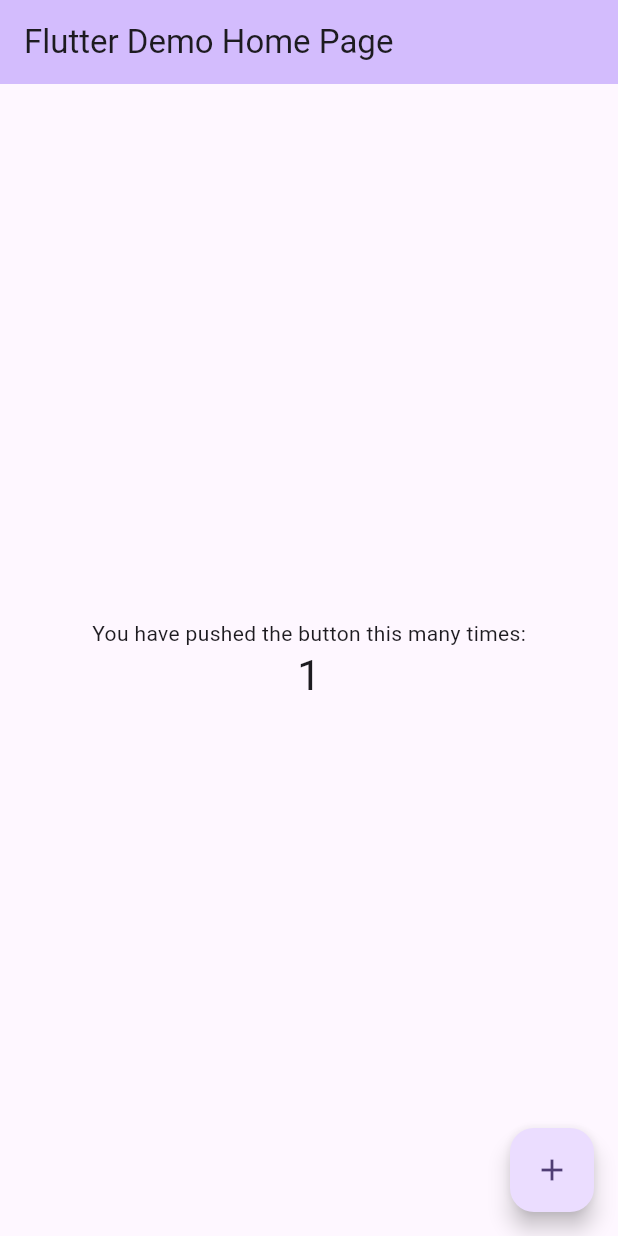
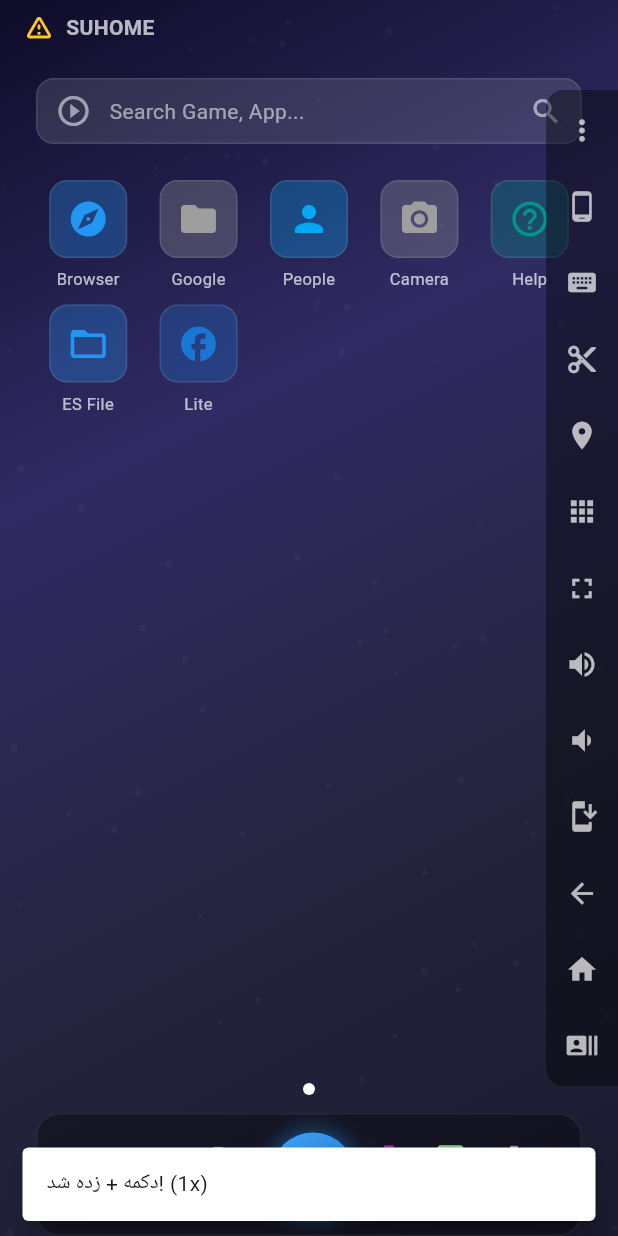
Before and after one commit to mosafarazaraaliporian/suhome, a Flutter app: the screen it shows after launch, after a tap on the "add" icon, on a phone screen of 412 x 824 dp. Run offline on Flutter 3.47's test engine with Material 3 defaults, Android fonts, the phone set to English and light mode, and no system bars.

Commit message:
Add NoxPlayer-style UI with cosmic theme and + button
Co-authored-by: Cursor <cursoragent@cursor.com>

```diff
--- a/lib/main.dart
+++ b/lib/main.dart
@@ -1,122 +1,411 @@
 import 'package:flutter/material.dart';
 
 void main() {
-  runApp(const MyApp());
+  runApp(const SuhomeApp());
 }
 
-class MyApp extends StatelessWidget {
-  const MyApp({super.key});
+class SuhomeApp extends StatelessWidget {
+  const SuhomeApp({super.key});
 
-  // This widget is the root of your application.
   @override
   Widget build(BuildContext context) {
     return MaterialApp(
-      title: 'Flutter Demo',
+      title: 'Suhome',
+      debugShowCheckedModeBanner: false,
       theme: ThemeData(
-        // This is the theme of your application.
-        //
-        // TRY THIS: Try running your application with "flutter run". You'll see
-        // the application has a purple toolbar. Then, without quitting the app,
-        // try changing the seedColor in the colorScheme below to Colors.green
-        // and then invoke "hot reload" (save your changes or press the "hot
-        // reload" button in a Flutter-supported IDE, or press "r" if you used
-        // the command line to start the app).
-        //
-        // Notice that the counter didn't reset back to zero; the application
-        // state is not lost during the reload. To reset the state, use hot
-        // restart instead.
-        //
-        // This works for code too, not just values: Most code changes can be
-        // tested with just a hot reload.
-        colorScheme: .fromSeed(seedColor: Colors.deepPurple),
+        brightness: Brightness.dark,
+        colorScheme: ColorScheme.dark(
+          primary: Colors.blue.shade400,
+          surface: const Color(0xFF1A1A2E),
+        ),
       ),
-      home: const MyHomePage(title: 'Flutter Demo Home Page'),
+      home: const NoxStyleHome(),
     );
   }
 }
 
-class MyHomePage extends StatefulWidget {
-  const MyHomePage({super.key, required this.title});
-
-  // This widget is the home page of your application. It is stateful, meaning
-  // that it has a State object (defined below) that contains fields that affect
-  // how it looks.
-
-  // This class is the configuration for the state. It holds the values (in this
-  // case the title) provided by the parent (in this case the App widget) and
-  // used by the build method of the State. Fields in a Widget subclass are
-  // always marked "final".
-
-  final String title;
+class NoxStyleHome extends StatefulWidget {
+  const NoxStyleHome({super.key});
 
   @override
-  State<MyHomePage> createState() => _MyHomePageState();
+  State<NoxStyleHome> createState() => _NoxStyleHomeState();
 }
 
-class _MyHomePageState extends State<MyHomePage> {
-  int _counter = 0;
+class _NoxStyleHomeState extends State<NoxStyleHome> {
+  int _addCount = 0;
 
-  void _incrementCounter() {
-    setState(() {
-      // This call to setState tells the Flutter framework that something has
-      // changed in this State, which causes it to rerun the build method below
-      // so that the display can reflect the updated values. If we changed
-      // _counter without calling setState(), then the build method would not be
-      // called again, and so nothing would appear to happen.
-      _counter++;
-    });
+  void _onAddPressed() {
+    setState(() => _addCount++);
+    ScaffoldMessenger.of(context).showSnackBar(
+      SnackBar(
+        content: Text('دکمه + زده شد! (${_addCount}x)'),
+        behavior: SnackBarBehavior.floating,
+      ),
+    );
   }
 
   @override
   Widget build(BuildContext context) {
-    // This method is rerun every time setState is called, for instance as done
-    // by the _incrementCounter method above.
-    //
-    // The Flutter framework has been optimized to make rerunning build methods
-    // fast, so that you can just rebuild anything that needs updating rather
-    // than having to individually change instances of widgets.
     return Scaffold(
-      appBar: AppBar(
-        // TRY THIS: Try changing the color here to a specific color (to
-        // Colors.amber, perhaps?) and trigger a hot reload to see the AppBar
-        // change color while the other colors stay the same.
-        backgroundColor: Theme.of(context).colorScheme.inversePrimary,
-        // Here we take the value from the MyHomePage object that was created by
-        // the App.build method, and use it to set our appbar title.
-        title: Text(widget.title),
+      body: Stack(
+        children: [
+          // Cosmic wallpaper gradient
+          Container(
+            decoration: const BoxDecoration(
+              gradient: LinearGradient(
+                begin: Alignment.topLeft,
+                end: Alignment.bottomRight,
+                colors: [
+                  Color(0xFF0F0C29),
+                  Color(0xFF302B63),
+                  Color(0xFF24243E),
+                  Color(0xFF1A1A2E),
+                ],
+              ),
+            ),
+          ),
+          // Subtle star-like overlay
+          CustomPaint(
+            painter: _CosmicPainter(),
+            size: Size.infinite,
+          ),
+          // Main content
+          SafeArea(
+            child: Column(
+              children: [
+                // Top bar
+                _buildTopBar(),
+                const SizedBox(height: 16),
+                // Search bar
+                _buildSearchBar(),
+                const SizedBox(height: 24),
+                // App grid
+                Expanded(child: _buildAppGrid()),
+                const SizedBox(height: 8),
+                // Page indicator
+                _buildPageIndicator(),
+                const SizedBox(height: 12),
+                // Bottom dock
+                _buildDock(),
+              ],
+            ),
+          ),
+          // Right toolbar
+          Positioned(
+            right: 0,
+            top: 0,
+            bottom: 0,
+            child: _buildRightToolbar(),
+          ),
+        ],
       ),
-      body: Center(
-        // Center is a layout widget. It takes a single child and positions it
-        // in the middle of the parent.
-        child: Column(
-          // Column is also a layout widget. It takes a list of children and
-          // arranges them vertically. By default, it sizes itself to fit its
-          // children horizontally, and tries to be as tall as its parent.
-          //
-          // Column has various properties to control how it sizes itself and
-          // how it positions its children. Here we use mainAxisAlignment to
-          // center the children vertically; the main axis here is the vertical
-          // axis because Columns are vertical (the cross axis would be
-          // horizontal).
-          //
-          // TRY THIS: Invoke "debug painting" (choose the "Toggle Debug Paint"
-          // action in the IDE, or press "p" in the console), to see the
-          // wireframe for each widget.
-          mainAxisAlignment: .center,
+    );
+  }
+
+  Widget _buildTopBar() {
+    return Padding(
+      padding: const EdgeInsets.symmetric(horizontal: 16, vertical: 8),
+      child: Row(
+        children: [
+          Icon(Icons.warning_amber_rounded, color: Colors.amber.shade400, size: 20),
+          const SizedBox(width: 8),
+          Text(
+            'SUHOME',
+            style: TextStyle(
+              color: Colors.white70,
+              fontSize: 14,
+              fontWeight: FontWeight.w600,
+            ),
+          ),
+        ],
+      ),
+    );
+  }
+
+  Widget _buildSearchBar() {
+    return Padding(
+      padding: const EdgeInsets.symmetric(horizontal: 24),
+      child: Container(
+        height: 44,
+        decoration: BoxDecoration(
+          color: Colors.white.withOpacity(0.12),
+          borderRadius: BorderRadius.circular(12),
+          border: Border.all(color: Colors.white.withOpacity(0.1)),
+        ),
+        child: Row(
           children: [
-            const Text('You have pushed the button this many times:'),
-            Text(
-              '$_counter',
-              style: Theme.of(context).textTheme.headlineMedium,
+            const SizedBox(width: 12),
+            Icon(Icons.play_circle_outline, color: Colors.white54, size: 24),
+            const SizedBox(width: 12),
+            Expanded(
+              child: Text(
+                'Search Game, App...',
+                style: TextStyle(color: Colors.white54, fontSize: 14),
+              ),
             ),
+            Icon(Icons.search, color: Colors.white54, size: 22),
+            const SizedBox(width: 12),
           ],
         ),
       ),
-      floatingActionButton: FloatingActionButton(
-        onPressed: _incrementCounter,
-        tooltip: 'Increment',
-        child: const Icon(Icons.add),
+    );
+  }
+
+  Widget _buildAppGrid() {
+    final apps = [
+      _AppItem('Browser', Icons.explore, Colors.blue),
+      _AppItem('Google', Icons.folder, Colors.grey),
+      _AppItem('People', Icons.person, Colors.lightBlue),
+      _AppItem('Camera', Icons.camera_alt, Colors.grey),
+      _AppItem('Help', Icons.help_outline, Colors.teal),
+      _AppItem('ES File', Icons.folder_open, Colors.blue),
+      _AppItem('Lite', Icons.facebook, Colors.blue.shade700),
+    ];
+
+    return Padding(
+      padding: const EdgeInsets.symmetric(horizontal: 32),
+      child: GridView.builder(
+        gridDelegate: const SliverGridDelegateWithFixedCrossAxisCount(
+          crossAxisCount: 5,
+          mainAxisSpacing: 20,
+          crossAxisSpacing: 20,
+          childAspectRatio: 0.85,
+        ),
+        itemCount: apps.length,
+        itemBuilder: (context, index) {
+          final app = apps[index];
+          return _AppIcon(
+            label: app.label,
+            icon: app.icon,
+            color: app.color,
+          );
+        },
+      ),
+    );
+  }
+
+  Widget _buildPageIndicator() {
+    return Row(
+      mainAxisAlignment: MainAxisAlignment.center,
+      children: [
+        Container(
+          width: 8,
+          height: 8,
+          decoration: BoxDecoration(
+            color: Colors.white,
+            shape: BoxShape.circle,
+          ),
+        ),
+      ],
+    );
+  }
+
+  Widget _buildDock() {
+    return Container(
+      margin: const EdgeInsets.symmetric(horizontal: 24),
+      padding: const EdgeInsets.symmetric(vertical: 12, horizontal: 16),
+      decoration: BoxDecoration(
+        color: Colors.black.withOpacity(0.35),
+        borderRadius: BorderRadius.circular(16),
+        border: Border.all(color: Colors.white.withOpacity(0.08)),
+      ),
+      child: Row(
+        mainAxisAlignment: MainAxisAlignment.spaceEvenly,
+        children: [
+          _DockIcon(Icons.folder, 'File Manager', Colors.amber),
+          _DockIcon(Icons.download, 'Downloads', Colors.green),
+          // دکمه + بزرگ در وسط
+          _AddButton(onPressed: _onAddPressed),
+          _DockIcon(Icons.gamepad, 'Game', Colors.purple),
+          _DockIcon(Icons.photo_library, 'Gallery', Colors.green.shade300),
+          _DockIcon(Icons.settings, 'Settings', Colors.grey),
+        ],
+      ),
+    );
+  }
+
+  Widget _buildRightToolbar() {
+    final icons = [
+      Icons.more_vert,
+      Icons.phone_android,
+      Icons.keyboard,
+      Icons.content_cut,
+      Icons.location_on,
+      Icons.apps,
+      Icons.fullscreen,
+      Icons.volume_up,
+      Icons.volume_down,
+      Icons.install_mobile,
+      Icons.arrow_back,
+      Icons.home,
+      Icons.recent_actors,
+    ];
+
+    return Container(
+      width: 48,
+      margin: const EdgeInsets.only(top: 60, bottom: 100),
+      decoration: BoxDecoration(
+        color: Colors.black.withOpacity(0.4),
+        borderRadius: const BorderRadius.only(
+          topLeft: Radius.circular(12),
+          bottomLeft: Radius.circular(12),
+        ),
+      ),
+      child: Column(
+        mainAxisAlignment: MainAxisAlignment.spaceEvenly,
+        children: icons
+            .map((icon) => IconButton(
+                  icon: Icon(icon, color: Colors.white70, size: 22),
+                  onPressed: () {},
+                ))
+            .toList(),
       ),
     );
   }
 }
+
+class _AddButton extends StatelessWidget {
+  final VoidCallback onPressed;
+
+  const _AddButton({required this.onPressed});
+
+  @override
+  Widget build(BuildContext context) {
+    return GestureDetector(
+      onTap: onPressed,
+      child: Container(
+        width: 56,
+        height: 56,
+        decoration: BoxDecoration(
+          gradient: LinearGradient(
+            begin: Alignment.topLeft,
+            end: Alignment.bottomRight,
+            colors: [
+              Colors.blue.shade400,
+              Colors.blue.shade700,
+            ],
+          ),
+          shape: BoxShape.circle,
+          boxShadow: [
+            BoxShadow(
+              color: Colors.blue.withOpacity(0.5),
+              blurRadius: 12,
+              spreadRadius: 1,
+            ),
+          ],
+        ),
+        child: const Icon(
+          Icons.add,
+          color: Colors.white,
+          size: 32,
+        ),
+      ),
+    );
+  }
+}
+
+class _AppIcon extends StatelessWidget {
+  final String label;
+  final IconData icon;
+  final Color color;
+
+  const _AppIcon({
+    required this.label,
+    required this.icon,
+    required this.color,
+  });
+
+  @override
+  Widget build(BuildContext context) {
+    return Column(
+      mainAxisSize: MainAxisSize.min,
+      children: [
+        Container(
+          width: 52,
+          height: 52,
+          decoration: BoxDecoration(
+            color: color.withOpacity(0.3),
+            borderRadius: BorderRadius.circular(12),
+            border: Border.all(color: Colors.white.withOpacity(0.1)),
+          ),
+          child: Icon(icon, color: color, size: 28),
+        ),
+        const SizedBox(height: 6),
+        Text(
+          label,
+          style: TextStyle(
+            color: Colors.white70,
+            fontSize: 11,
+          ),
+          textAlign: TextAlign.center,
+          maxLines: 1,
+          overflow: TextOverflow.ellipsis,
+        ),
+      ],
+    );
+  }
+}
+
+class _DockIcon extends StatelessWidget {
+  final IconData icon;
+  final String label;
+  final Color color;
+
+  const _DockIcon(this.icon, this.label, this.color);
+
+  @override
+  Widget build(BuildContext context) {
+    return Column(
+      mainAxisSize: MainAxisSize.min,
+      children: [
+        Icon(icon, color: color, size: 26),
+        const SizedBox(height: 4),
+        Text(
+          label,
+          style: TextStyle(color: Colors.white54, fontSize: 10),
+          maxLines: 1,
+          overflow: TextOverflow.ellipsis,
+        ),
+      ],
+    );
+  }
+}
+
+class _AppItem {
+  final String label;
+  final IconData icon;
+  final Color color;
+
+  _AppItem(this.label, this.icon, this.color);
+}
+
+class _CosmicPainter extends CustomPainter {
+  @override
+  void paint(Canvas canvas, Size size) {
+    final paint = Paint()
+      ..color = Colors.white.withOpacity(0.03)
+      ..style = PaintingStyle.fill;
+
+    final random = _SeededRandom(42);
+    for (var i = 0; i < 80; i++) {
+      final x = random.nextDouble() * size.width;
+      final y = random.nextDouble() * size.height;
+      final r = 1.0 + random.nextDouble() * 1.5;
+      canvas.drawCircle(Offset(x, y), r, paint);
+    }
+  }
+
+  @override
+  bool shouldRepaint(covariant CustomPainter oldDelegate) => false;
+}
+
+class _SeededRandom {
+  int _seed;
+
+  _SeededRandom(this._seed);
+
+  double nextDouble() {
+    _seed = (_seed * 1103515245 + 12345) & 0x7fffffff;
+    return _seed / 0x7fffffff;
+  }
+}
```
